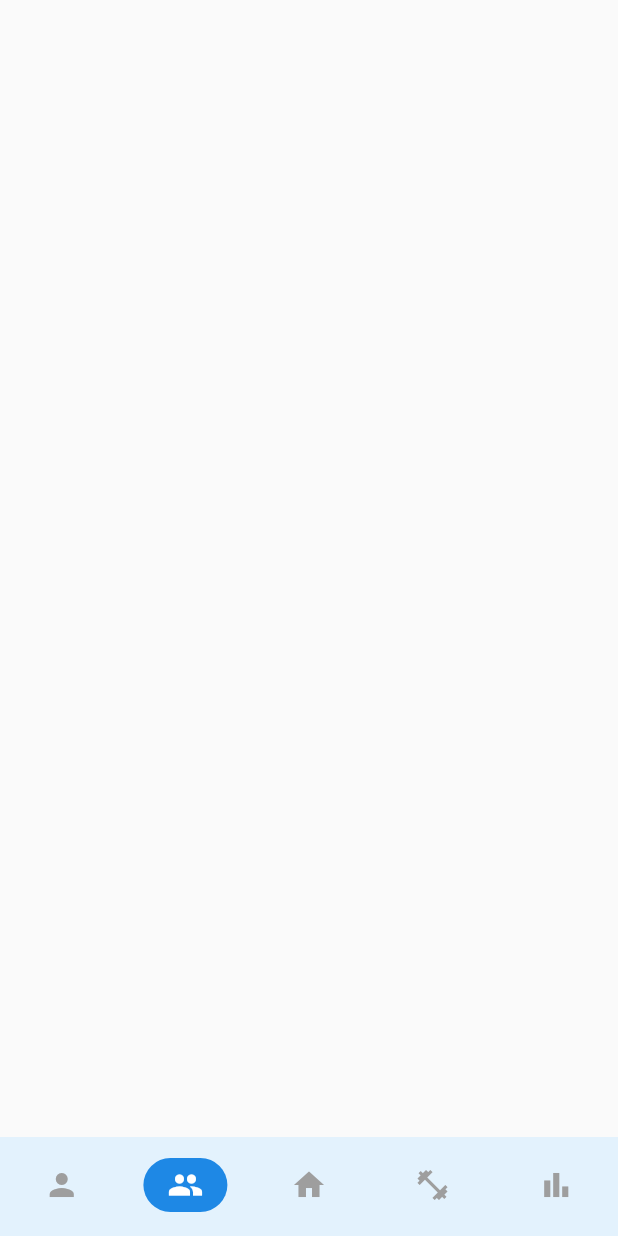
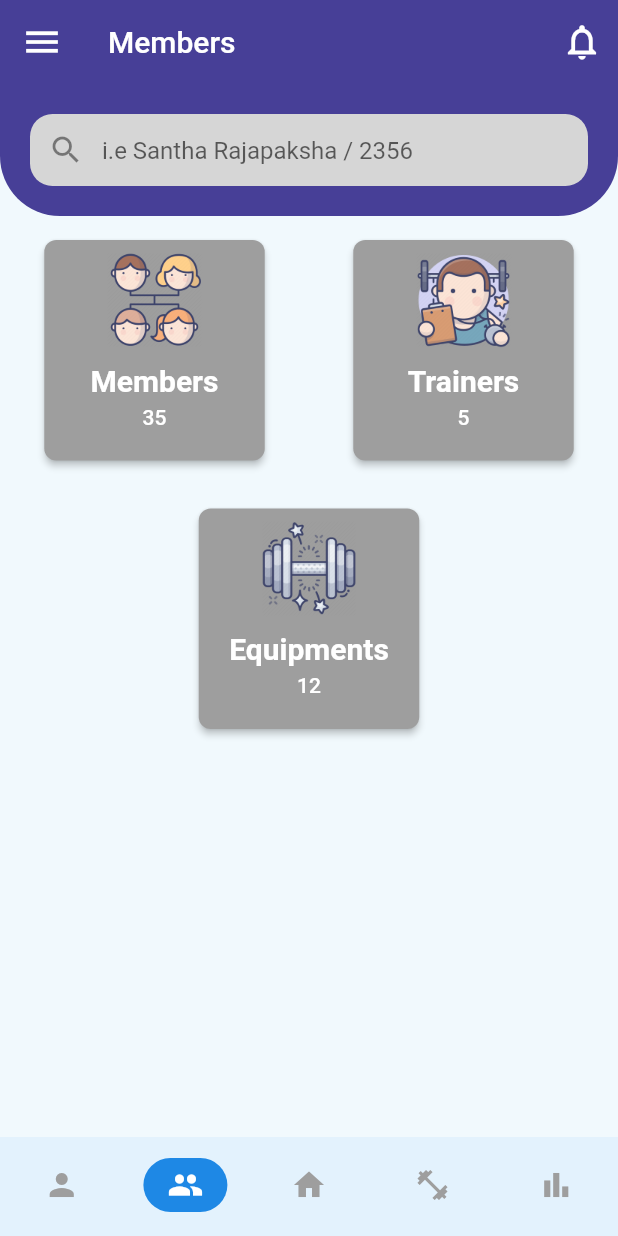
Before and after one commit to risdatamamal/Gym-Management-System, a Flutter app: the screen it shows after launch, item 2 of the bottom bar chosen, on a phone screen of 412 x 824 dp. Run offline on Flutter 3.47's test engine with Material 2 defaults, Android fonts, the phone set to English and light mode, and no system bars; our stand-ins replace simple_animations, supercharged; Roboto replaces fonts that are missing (OpenSans-Regular).

Commit message:
Searchbar Widget Implemented
Searchbar widget added, and File Structure Changed.

```diff
--- a/lib/main.dart
+++ b/lib/main.dart
@@ -1,5 +1,5 @@
 import 'package:flutter/material.dart';
-import 'package:my_gym_manager/screens/bottom_nav_bar.dart';
+import 'package:my_gym_manager/screens/navigator.dart';
 
 void main() {
   runApp(
--- /dev/null
+++ b/lib/screens/members/members_screen.dart
@@ -0,0 +1,78 @@
+import 'package:flutter/material.dart';
+import 'package:my_gym_manager/config/palette.dart';
+import 'package:my_gym_manager/widgets/custom_app_bar.dart';
+import 'package:my_gym_manager/widgets/stats_grid.dart';
+
+class MembersScreen extends StatefulWidget {
+  @override
+  _MembersScreenState createState() => _MembersScreenState();
+}
+
+class _MembersScreenState extends State<MembersScreen> {
+  @override
+  Widget build(BuildContext context) {
+    return Scaffold(
+      backgroundColor: Palette.primaryColor,
+      appBar: CustomAppBar('Members'),
+      body: SafeArea(
+        child: SingleChildScrollView(
+          child: Column(
+            children: [
+              Container(
+                padding: const EdgeInsets.all(20.0),
+                decoration: BoxDecoration(
+                  color: Palette.secondaryColor,
+                  borderRadius: BorderRadius.only(
+                    bottomLeft: Radius.circular(40.0),
+                    bottomRight: Radius.circular(40.0),
+                  ),
+                ),
+                child: Row(
+                  children: [
+                    Flexible(
+                      child: Container(
+                        width: MediaQuery.of(context).size.width,
+                        decoration: BoxDecoration(
+                          color: Colors.grey[350],
+                          borderRadius: BorderRadius.circular(15.0),
+                        ),
+                        child: TextField(
+                          onChanged: (value) => {},
+                          decoration: InputDecoration(
+                            enabledBorder: InputBorder.none,
+                            focusedBorder: InputBorder.none,
+                            hintText: 'i.e Santha Rajapaksha / 2356',
+                            prefixIcon: Icon(
+                              Icons.search,
+                            ),
+                            contentPadding: const EdgeInsets.only(top: 15.0),
+                          ),
+                        ),
+                      ),
+                    )
+                  ],
+                ),
+              ),
+              Row(
+                mainAxisAlignment: MainAxisAlignment.center,
+                children: [
+                  StatsGrid('Members', '35',
+                      'assets/images/family_tree_members_people-512.png'),
+                  StatsGrid('Trainers', '5',
+                      'assets/images/gym_coach_trainer_fitness-512.png'),
+                ],
+              ),
+              Row(
+                mainAxisAlignment: MainAxisAlignment.center,
+                children: [
+                  StatsGrid('Equipments', '12',
+                      'assets/images/dumbbell_gym_fitness_exercise-512.png'),
+                ],
+              ),
+            ],
+          ),
+        ),
+      ),
+    );
+  }
+}
--- a/lib/screens/bottom_nav_bar.dart
+++ b/lib/screens/navigator.dart
@@ -1,5 +1,6 @@
 import 'package:flutter/material.dart';
-import 'package:my_gym_manager/screens/home_screen.dart';
+import 'package:my_gym_manager/screens/home/home_screen.dart';
+import 'package:my_gym_manager/screens/members/members_screen.dart';
 
 class BottomNavBar extends StatefulWidget {
   @override
@@ -9,7 +10,7 @@ class BottomNavBar extends StatefulWidget {
 class _BottomNavBarState extends State<BottomNavBar> {
   final List _screens = [
     Scaffold(),
-    Scaffold(),
+    MembersScreen(),
     HomeScreen(),
     Scaffold(),
     Scaffold(),
--- a/lib/screens/welcome_page.dart
+++ b/lib/screens/splash/welcome_page.dart
@@ -1,8 +1,8 @@
 import 'package:flutter/material.dart';
 import 'package:my_gym_manager/animation/fade_animation.dart';
 import 'package:my_gym_manager/config/palette.dart';
-import 'package:my_gym_manager/screens/login_page.dart';
-import 'package:my_gym_manager/screens/signup_page.dart';
+import 'package:my_gym_manager/screens/login/login_page.dart';
+import 'package:my_gym_manager/screens/signup/signup_page.dart';
 
 class WelcomePage extends StatelessWidget {
   @override
```
Also changed, not shown: lib/screens/home/home_screen.dart (renamed from lib/screens/home_screen.dart), lib/screens/login/login_page.dart (renamed from lib/screens/login_page.dart), lib/screens/signup/signup_page.dart (renamed from lib/screens/signup_page.dart).
